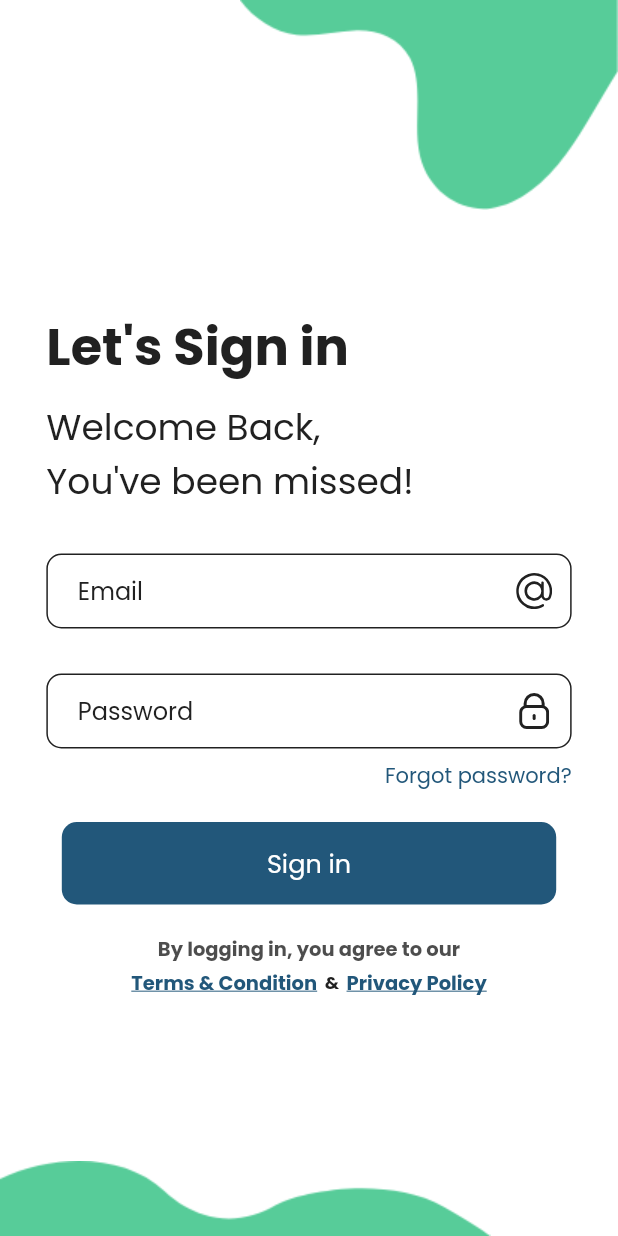
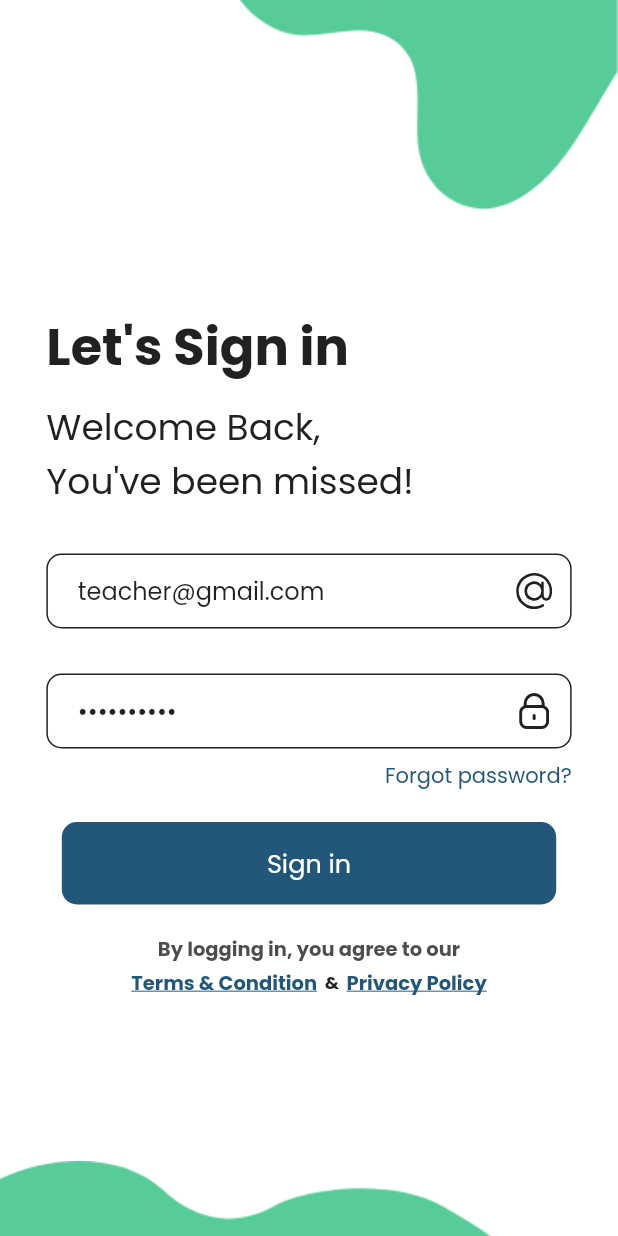
Before and after one commit to devalenya1/KAYAN_TEACHER_APP, a Flutter app: the LoginScreen screen opened by its route, on a phone screen of 412 x 824 dp. Run offline on Flutter 3.47's test engine with Material 2 defaults, Android fonts, the phone set to English and light mode, and no system bars; our stand-ins replace bloc, cached_network_image, connectivity_plus, dio, dotted_border, file_picker and 15 more; missing offline and left inert: external_path; accounts and stored records are empty; network calls fail; project files that could hold a hidden picture were left out.

Commit message:
add static login id password

```diff
--- a/lib/ui/screens/login/loginScreen.dart
+++ b/lib/ui/screens/login/loginScreen.dart
@@ -45,10 +45,11 @@ class _LoginScreenState extends State<LoginScreen>
           curve: Interval(0.5, 1.0, curve: Curves.easeInOut)));
 
   bool _hidePassword = true;
-  TextEditingController _emailTextEditingController = TextEditingController();
+  TextEditingController _emailTextEditingController =
+      TextEditingController(text: "teacher@gmail.com");
 
   TextEditingController _passwordTextEditingController =
-      TextEditingController();
+      TextEditingController(text: "teacher123");
 
   @override
   void initState() {
```
Also changed, not shown: lib/data/models/teacher.dart (+16 -15 lines), pubspec.yaml (+4 -4 lines), pubspec.lock.
